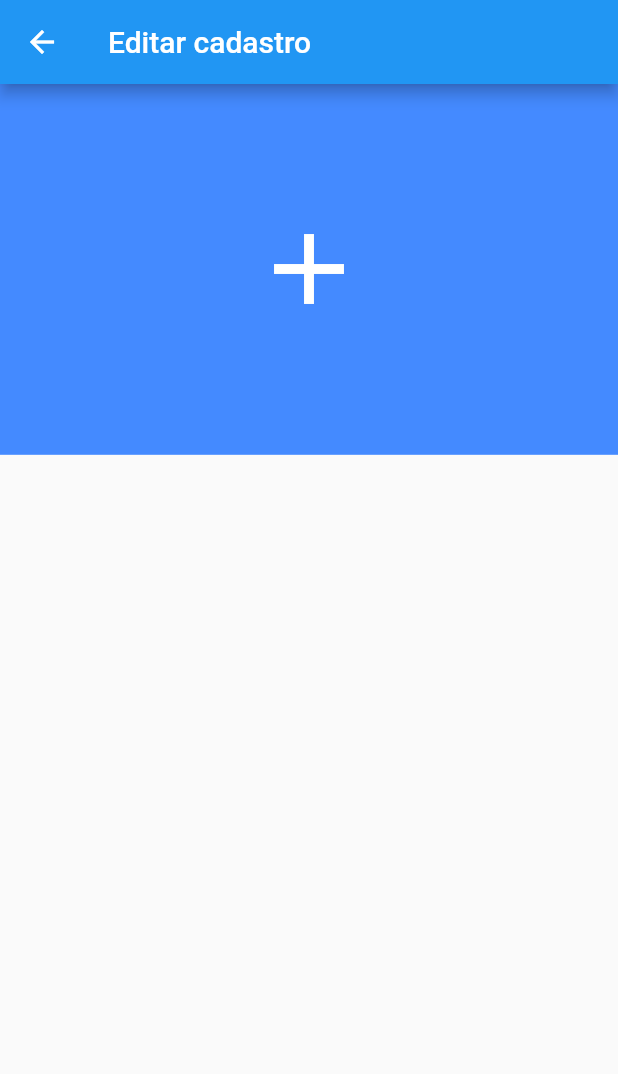
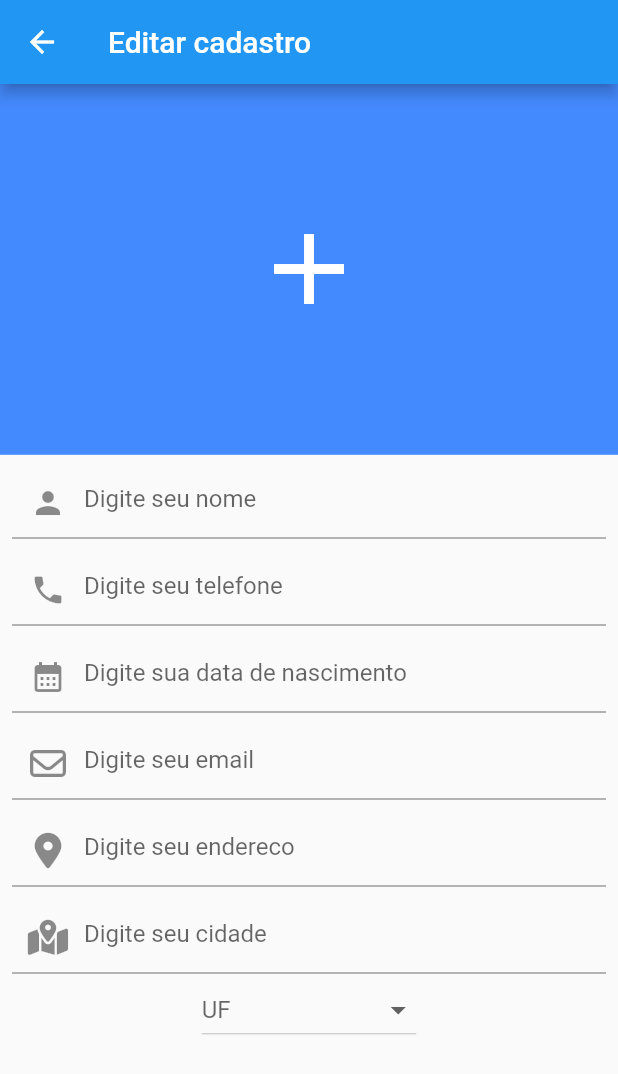
Before and after one commit to juanfernandez13/contatos_app, a Flutter app: the CreatePage screen opened directly, on a phone screen of 412 x 824 dp. Shown: the top 1074 px of the screen. Run offline on Flutter 3.47's test engine with Material 2 defaults, Android fonts, the phone set to English and light mode, and no system bars; our stand-ins replace convex_bottom_bar, font_awesome_flutter; network calls fail.

Commit message:
:sparkles: feat: Página de criar contato

```diff
--- a/lib/views/screens/create_page.dart
+++ b/lib/views/screens/create_page.dart
@@ -1,7 +1,8 @@
+import 'package:brasil_fields/brasil_fields.dart';
 import 'package:contatos_app/models/contato_model.dart';
 import 'package:flutter/material.dart';
-import 'package:flutter/src/widgets/framework.dart';
-import 'package:flutter/src/widgets/placeholder.dart';
+import 'package:flutter/services.dart';
+import 'package:font_awesome_flutter/font_awesome_flutter.dart';
 
 class CreatePage extends StatefulWidget {
   final Contato contato;
@@ -12,6 +13,56 @@ class CreatePage extends StatefulWidget {
 }
 
 class _CreatePageState extends State<CreatePage> {
+  TextEditingController nomeController = TextEditingController();
+  TextEditingController telefoneController = TextEditingController();
+  TextEditingController emailController = TextEditingController();
+  TextEditingController enderecoController = TextEditingController();
+  TextEditingController cidadeController = TextEditingController();
+  TextEditingController ufController = TextEditingController();
+  TextEditingController dataDeNascimentoController = TextEditingController();
+  bool favorito = false;
+  final List<String> listUF = [
+    "Selecione um UF",
+    "AC",
+    "AL",
+    "AP",
+    "BA",
+    "CE",
+    "DF",
+    "ES",
+    "GO",
+    "MA",
+    "MT",
+    "MS",
+    "MG",
+    "PR",
+    "PB",
+    "PE",
+    "PI",
+    "RJ",
+    "RN",
+    "RS",
+    "RO",
+    "RR",
+    "SC",
+    "SE",
+    "SP",
+    "TO",
+  ];
+
+  @override
+  void initState() {
+    if (widget.contato != Contato.vazio()) {
+      carregarDados();
+    }
+    super.initState();
+  }
+
+  void carregarDados() {
+    nomeController.text = widget.contato.nome;
+    setState(() {});
+  }
+
   @override
   Widget build(BuildContext context) {
     return SafeArea(
@@ -24,15 +75,105 @@ class _CreatePageState extends State<CreatePage> {
       body: SizedBox(
         width: MediaQuery.of(context).size.width,
         height: MediaQuery.of(context).size.height,
-        child: Column(
+        child: ListView(
           children: [
             Container(
               color: Colors.blueAccent,
               width: MediaQuery.of(context).size.width,
               height: MediaQuery.of(context).size.height * 0.3,
-              child: const Center(child: Icon(Icons.add, size: 80, color: Colors.white,)),
+              child: const Center(
+                  child: Icon(
+                Icons.add,
+                size: 80,
+                color: Colors.white,
+              )),
             ),
+            Padding(
+              padding: EdgeInsets.all(8),
+              child: Column(
+                children: [
+                  TextField(
+                    controller: nomeController,
+                    decoration: const InputDecoration(
+                        hintText: "Digite seu nome",
+                        prefixIcon: Icon(Icons.person)),
+                  ),
+                  const SizedBox(
+                    height: 10,
+                  ),
+                  TextFormField(
+                    controller: telefoneController,
+                    onChanged: (value) => print(value),
+                    decoration: const InputDecoration(
+                        hintText: "Digite seu telefone",
+                        prefixIcon: Icon(Icons.phone)),
+                    inputFormatters: [
+                      FilteringTextInputFormatter.digitsOnly,
+                      TelefoneInputFormatter()
+                    ],
+                  ),
+                  const SizedBox(
+                    height: 10,
+                  ),
+                  TextFormField(
+                    controller: dataDeNascimentoController,
+                    onChanged: (value) => print(value),
+                    decoration: const InputDecoration(
+                        hintText: "Digite sua data de nascimento",
+                        prefixIcon: Icon(Icons.calendar_month)),
+                    inputFormatters: [
+                      FilteringTextInputFormatter.digitsOnly,
+                      DataInputFormatter()
+                    ],
+                  ),
+                  const SizedBox(
+                    height: 10,
+                  ),
+                  TextField(
+                    controller: emailController,
+                    onChanged: (value) => print(value),
+                    decoration: const InputDecoration(
+                        hintText: "Digite seu email",
+                        prefixIcon: Icon(FontAwesomeIcons.envelope)),
+                  ),
+                  const SizedBox(
+                    height: 10,
+                  ),
+                  TextField(
+                    controller: enderecoController,
+                    onChanged: (value) => print(value),
+                    decoration: const InputDecoration(
+                        hintText: "Digite seu endereco",
+                        prefixIcon: Icon(FontAwesomeIcons.locationDot)),
+                  ),
+                  const SizedBox(
+                    height: 10,
+                  ),
+                  TextField(
+                    controller: cidadeController,
+                    onChanged: (value) => print(value),
+                    decoration: const InputDecoration(
+                    hintText: "Digite seu cidade",
+                    prefixIcon: Icon(FontAwesomeIcons.mapLocationDot)),
+                  ),
+                  DropdownButton<String>(
+                    hint: Text('UF'),
+                    menuMaxHeight: MediaQuery.of(context).size.height * 0.3,
+                    onChanged: (ufSelecionada) {
+                  ufController.text = ufSelecionada!;
+                  setState(() {});
+                    },
+                    items: listUF.map((String uf) {
+                  return DropdownMenuItem(
+                    value: uf,
+                    child: Text(uf),
+                  );
+                    }).toList(),
+                  )
 
+                ],
+              ),
+            )
           ],
         ),
       ),
--- a/lib/views/screens/details_contact.dart
+++ b/lib/views/screens/details_contact.dart
@@ -1,3 +1,4 @@
+import 'package:contatos_app/views/screens/create_page.dart';
 import 'package:flutter/material.dart';
 import 'package:font_awesome_flutter/font_awesome_flutter.dart';
 
@@ -15,7 +16,7 @@ class DetailsContact extends StatelessWidget {
             appBar: AppBar(
               title: const Text("Detalhes"),
               actions: [
-                IconButton(onPressed: () {}, icon: const FaIcon(FontAwesomeIcons.pencil))
+                IconButton(onPressed: () => Navigator.push(context, MaterialPageRoute(builder: (_) => CreatePage(contato))), icon: const FaIcon(FontAwesomeIcons.pencil))
               ],
             ),
             body: SizedBox(
```
